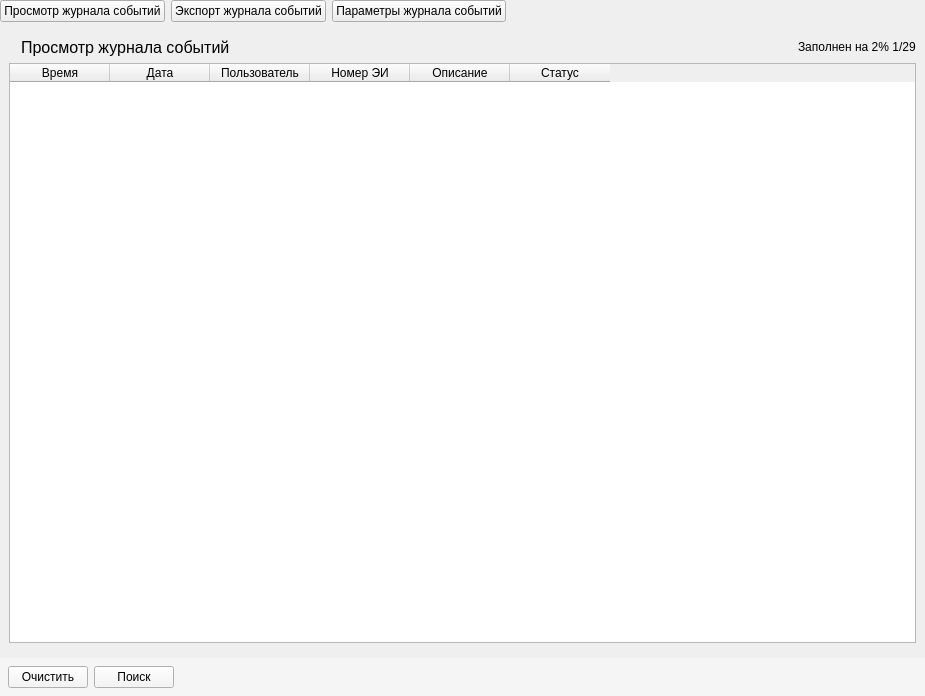
First picture: the form in panels/JournalPanel.ui, repository m6v/sobol, before the edit.
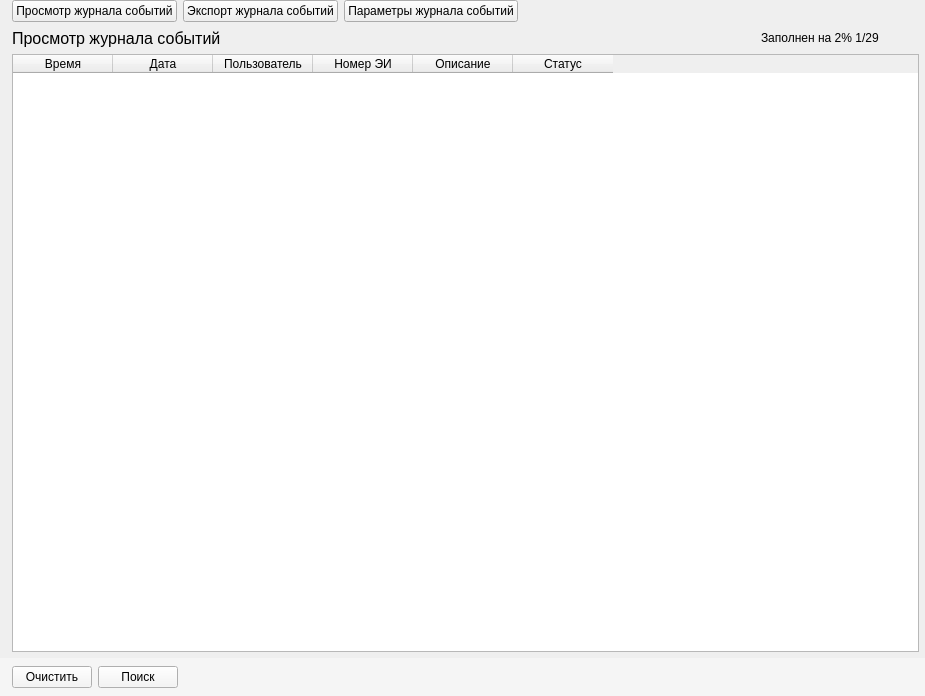
Second picture: the form after the edit.

Patch:
```diff
--- a/panels/JournalPanel.ui
+++ b/panels/JournalPanel.ui
@@ -28,6 +28,9 @@
    </property>
    <item>
     <layout class="QHBoxLayout" name="top_horizontal_layout">
+     <property name="leftMargin">
+      <number>12</number>
+     </property>
      <item>
       <widget class="QPushButton" name="view_journal_push_button">
        <property name="text">
@@ -67,6 +70,18 @@
    <item>
     <widget class="QWidget" name="widget_2" native="true">
      <layout class="QVBoxLayout" name="verticalLayout">
+      <property name="leftMargin">
+       <number>12</number>
+      </property>
+      <property name="topMargin">
+       <number>0</number>
+      </property>
+      <property name="rightMargin">
+       <number>6</number>
+      </property>
+      <property name="bottomMargin">
+       <number>0</number>
+      </property>
       <item>
        <layout class="QHBoxLayout" name="middle_horizontal_layout">
         <item>
@@ -77,7 +92,7 @@
            </font>
           </property>
           <property name="styleSheet">
-           <string notr="true">margin-left: 8px;</string>
+           <string notr="true"/>
           </property>
           <property name="text">
            <string>Просмотр журнала событий</string>
@@ -104,6 +119,22 @@
           </property>
          </widget>
         </item>
+        <item>
+         <spacer name="horizontalSpacer_4">
+          <property name="orientation">
+           <enum>Qt::Horizontal</enum>
+          </property>
+          <property name="sizeType">
+           <enum>QSizePolicy::Fixed</enum>
+          </property>
+          <property name="sizeHint" stdset="0">
+           <size>
+            <width>40</width>
+            <height>20</height>
+           </size>
+          </property>
+         </spacer>
+        </item>
        </layout>
       </item>
       <item>
@@ -150,7 +181,7 @@
      </property>
      <layout class="QHBoxLayout" name="horizontalLayout">
       <property name="leftMargin">
-       <number>8</number>
+       <number>0</number>
       </property>
       <property name="topMargin">
        <number>8</number>
@@ -161,6 +192,22 @@
       <property name="bottomMargin">
        <number>8</number>
       </property>
+      <item>
+       <spacer name="horizontalSpacer">
+        <property name="orientation">
+         <enum>Qt::Horizontal</enum>
+        </property>
+        <property name="sizeType">
+         <enum>QSizePolicy::Fixed</enum>
+        </property>
+        <property name="sizeHint" stdset="0">
+         <size>
+          <width>12</width>
+          <height>20</height>
+         </size>
+        </property>
+       </spacer>
+      </item>
       <item>
        <widget class="QPushButton" name="clear_journal_push_button">
         <property name="text">
```
